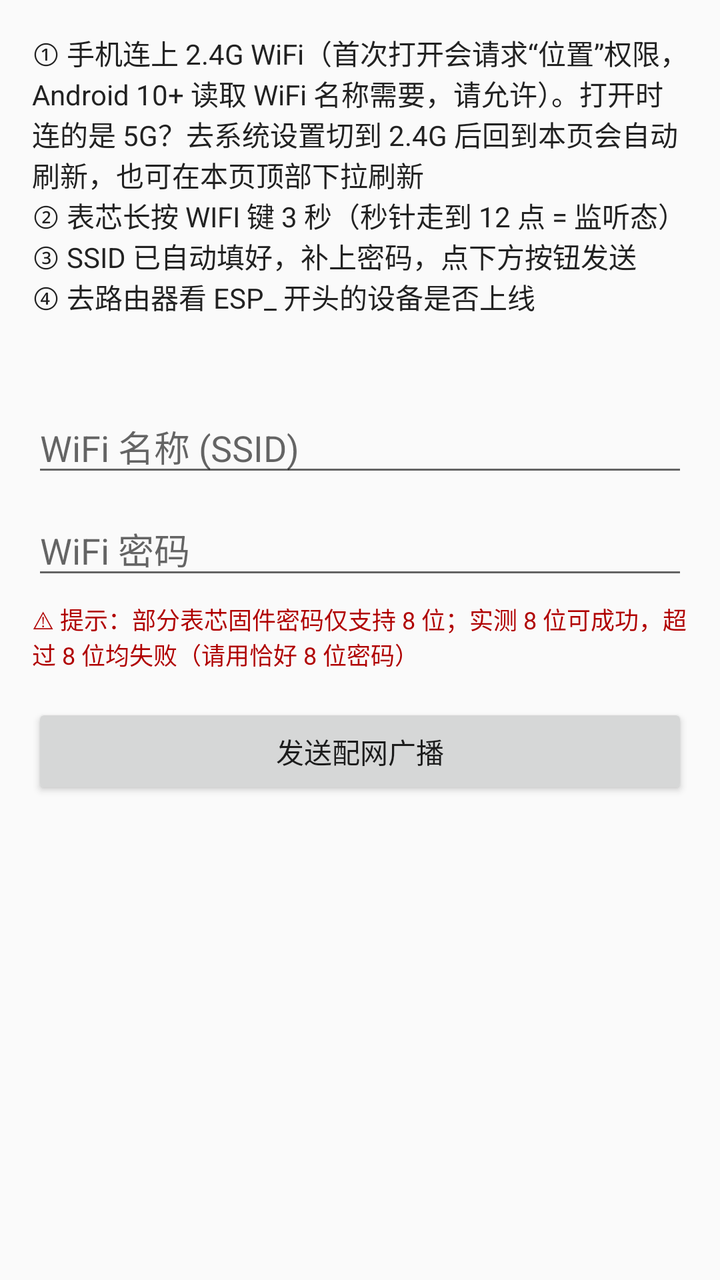
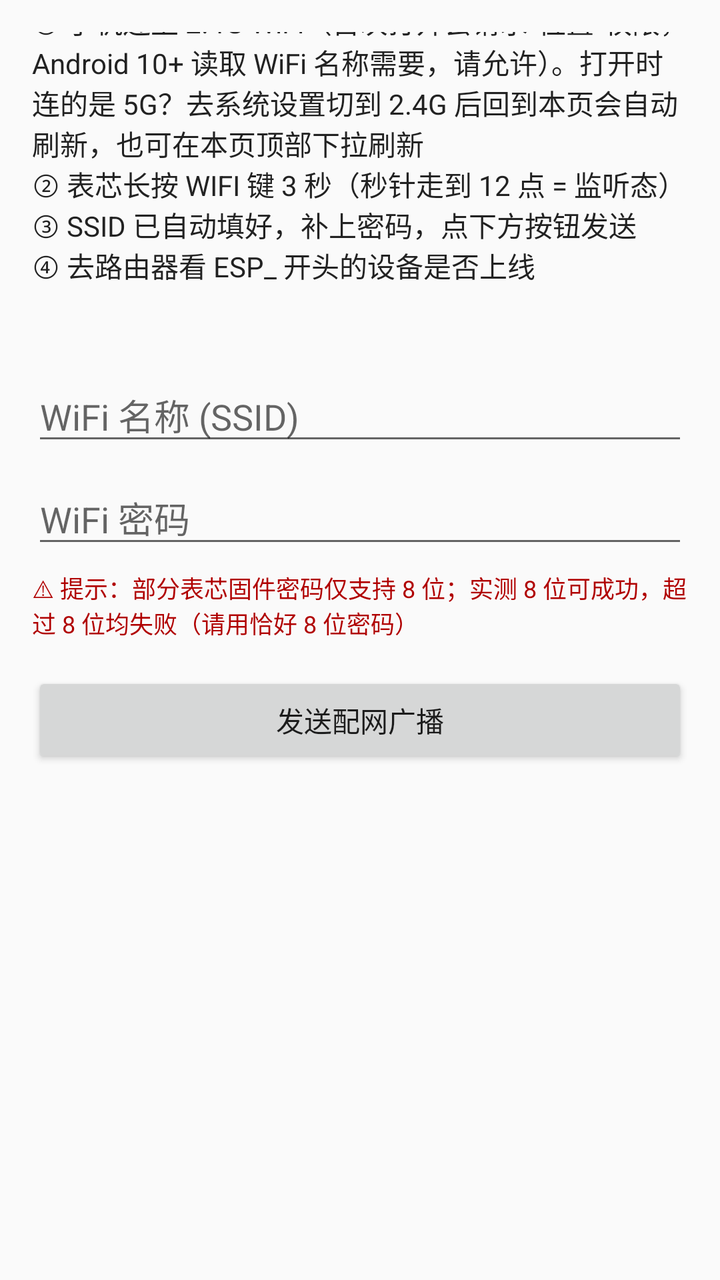

Two renders of the same Android screen: before a commit and after it. Below are the layout's source before the change and the commit's diff.
<!-- AndroidManifest.xml: application theme android:Theme.Material.Light -->
<!-- res/layout/activity_main.xml -->
<?xml version="1.0" encoding="utf-8"?>
<LinearLayout xmlns:android="http://schemas.android.com/apk/res/android"
    android:orientation="vertical"
    android:padding="16dp"
    android:layout_width="match_parent"
    android:layout_height="match_parent">

    <TextView
        android:id="@+id/tv_tip"
        android:layout_width="match_parent"
        android:layout_height="wrap_content"
        android:text="@string/tip"
        android:textSize="14sp"
        android:textColor="#222222"
        android:layout_marginBottom="12dp" />

    <TextView
        android:id="@+id/tv_band"
        android:layout_width="match_parent"
        android:layout_height="wrap_content"
        android:textSize="13sp"
        android:textColor="#006600"
        android:layout_marginBottom="12dp" />

    <EditText
        android:id="@+id/et_ssid"
        android:layout_width="match_parent"
        android:layout_height="wrap_content"
        android:hint="@string/hint_ssid"
        android:inputType="text"
        android:autofillHints="username" />

    <EditText
        android:id="@+id/et_pwd"
        android:layout_width="match_parent"
        android:layout_height="wrap_content"
        android:hint="@string/hint_pwd"
        android:inputType="textVisiblePassword"
        android:layout_marginTop="8dp" />

    <TextView
        android:id="@+id/tv_pwd_tip"
        android:layout_width="match_parent"
        android:layout_height="wrap_content"
        android:text="@string/pwd_tip"
        android:textSize="12sp"
        android:textColor="#B00000"
        android:layout_marginTop="6dp" />

    <Button
        android:id="@+id/btn_send"
        android:layout_width="match_parent"
        android:layout_height="wrap_content"
        android:text="@string/btn_send"
        android:layout_marginTop="16dp" />

    <ProgressBar
        android:id="@+id/pb_send"
        style="?android:attr/progressBarStyleHorizontal"
        android:layout_width="match_parent"
        android:layout_height="wrap_content"
        android:max="100"
        android:visibility="gone"
        android:layout_marginTop="12dp" />

    <TextView
        android:id="@+id/tv_status"
        android:layout_width="match_parent"
        android:layout_height="wrap_content"
        android:textSize="15sp"
        android:textStyle="bold"
        android:textColor="#000000"
        android:layout_marginTop="12dp" />

    <TextView
        android:id="@+id/tv_log"
        android:layout_width="match_parent"
        android:layout_height="wrap_content"
        android:textSize="12sp"
        android:textColor="#000000"
        android:layout_marginTop="16dp" />

</LinearLayout>
<!-- resources referenced by this layout -->
<resources>
  <string name="btn_send">发送配网广播</string>
  <string name="hint_pwd">WiFi 密码</string>
  <string name="hint_ssid">WiFi 名称 (SSID)</string>
  <string name="pwd_tip">⚠ 提示：部分表芯固件密码仅支持 8 位；实测 8 位可成功，超过 8 位均失败（请用恰好 8 位密码）</string>
  <string name="tip">① 手机连上 2.4G WiFi（首次打开会请求“位置”权限，Android 10+ 读取 WiFi 名称需要，请允许）。打开时连的是 5G？去系统设置切到 2.4G 后回到本页会自动刷新，也可在本页顶部下拉刷新\n② 表芯长按 WIFI 键 3 秒（秒针走到 12 点 = 监听态）\n③ SSID 已自动填好，补上密码，点下方按钮发送\n④ 去路由器看 ESP_ 开头的设备是否上线</string>
</resources>

<!-- the commit's change to res/layout/activity_main.xml (unified diff, before → after) -->
@@ -4,6 +4,33 @@
     android:padding="16dp"
     android:layout_width="match_parent"
     android:layout_height="match_parent">
+
+    
+    <LinearLayout
+        android:id="@+id/refresh_header"
+        android:orientation="horizontal"
+        android:gravity="center"
+        android:layout_width="match_parent"
+        android:layout_height="0dp"
+        android:background="#EEEEEE"
+        android:layout_marginTop="-16dp"
+        android:layout_marginLeft="-16dp"
+        android:layout_marginRight="-16dp">
+        <ProgressBar
+            android:id="@+id/pb_refresh"
+            style="?android:attr/progressBarStyleSmall"
+            android:layout_width="22dp"
+            android:layout_height="22dp"
+            android:indeterminate="true"
+            android:visibility="gone" />
+        <TextView
+            android:id="@+id/tv_refresh_hint"
+            android:layout_width="wrap_content"
+            android:layout_height="wrap_content"
+            android:textSize="13sp"
+            android:textColor="#666666"
+            android:layout_marginLeft="8dp" />
+    </LinearLayout>
 
     <TextView
         android:id="@+id/tv_tip"
